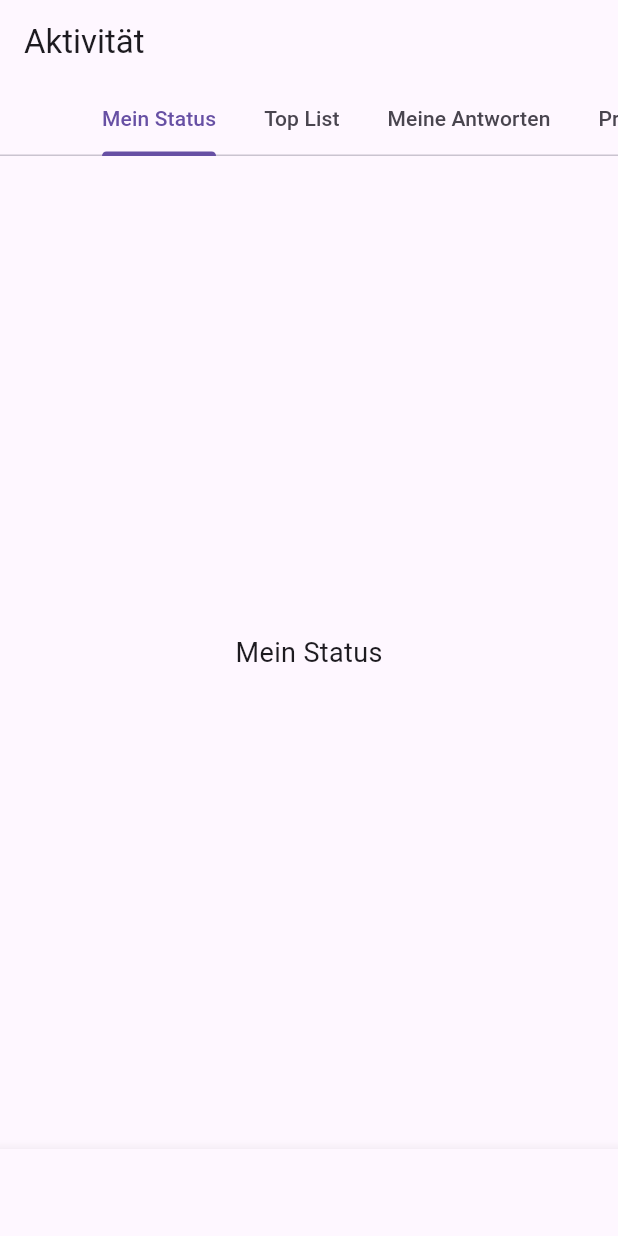
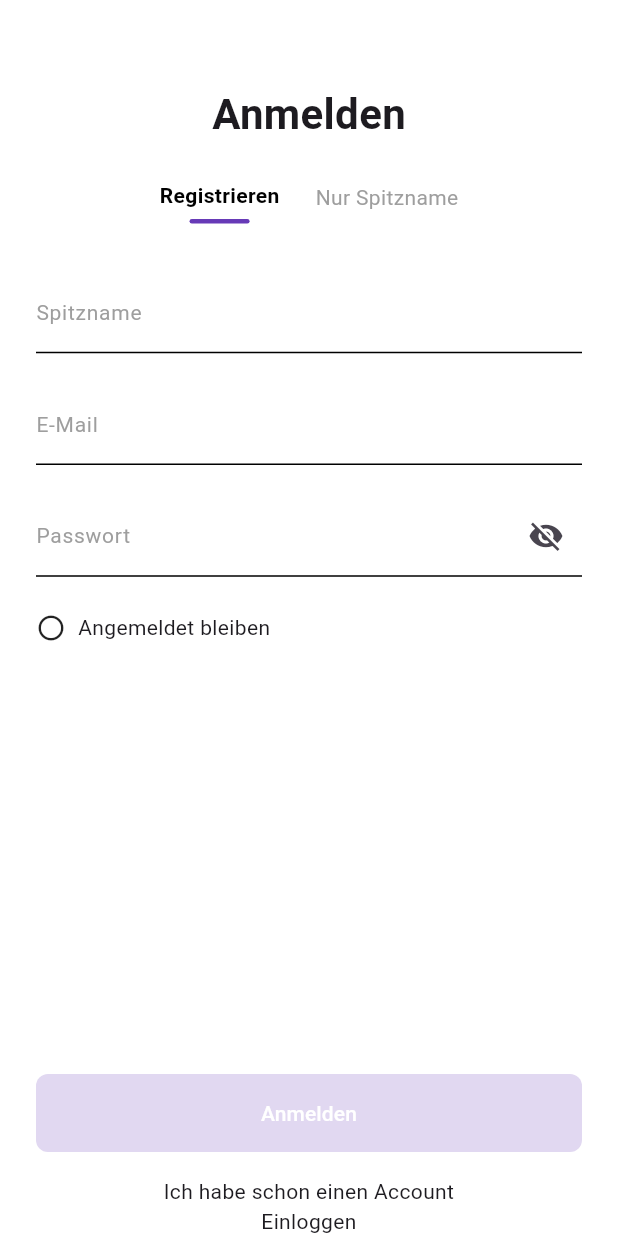
Before and after one commit to gvirabyan/MathFlutter, a Flutter app: the screen it shows after launch, on a phone screen of 412 x 824 dp. Run offline on Flutter 3.47's test engine with Material 3 defaults, Android fonts, the phone set to English and light mode, and no system bars.

Commit message:
completed UI of auth screens

```diff
--- a/lib/main.dart
+++ b/lib/main.dart
@@ -3,6 +3,7 @@ import 'package:untitled2/screens/activity_screen/answers_tab.dart';
 import 'package:untitled2/screens/activity_screen/progress_tab.dart';
 import 'package:untitled2/screens/activity_screen/status_tab.dart';
 import 'package:untitled2/screens/activity_screen/top_list_tab.dart';
+import 'package:untitled2/screens/auth/auth_screen.dart';
 import 'package:untitled2/screens/practice_screen/practice_screen.dart';
 import 'package:untitled2/screens/practice_screen/practice_vs_machine_tab.dart';
 import 'package:untitled2/screens/practice_screen/practice_vs_player_tab.dart';
@@ -17,6 +18,8 @@ import 'package:untitled2/screens/topics_screen/topics_2_3_tab.dart';
 import 'package:untitled2/screens/topics_screen/topics_3_4_tab.dart';
 import 'package:untitled2/screens/topics_screen/topics_4_5tab.dart';
 import 'package:untitled2/screens/topics_screen/topics_screen.dart';
+import 'package:untitled2/ui_elements/main_app_bar.dart';
+import 'package:untitled2/ui_elements/main_bottom_nav.dart';
 
 void main() {
   runApp(const MyApp());
@@ -29,7 +32,7 @@ class MyApp extends StatelessWidget {
   Widget build(BuildContext context) {
     return const MaterialApp(
       debugShowCheckedModeBanner: false,
-      home: MainScreen(),
+      home: AuthScreen(),
     );
   }
 }
@@ -94,37 +97,22 @@ class _MainScreenState extends State<MainScreen> {
     final current = _tabs[_currentIndex];
 
     Widget page = Scaffold(
-      appBar: AppBar(
-        title: Text(current.title),
-        bottom:
-            current.subTabs == null
-                ? null
-                : TabBar(
-                  isScrollable: true,
-                  tabs:
-                      current.subTabs!.map((e) => Tab(text: e.label)).toList(),
-                ),
+      backgroundColor: Colors.white,
+      appBar: MainAppBar(
+        title: current.title,
+        tabs: current.subTabs?.map((e) => Tab(text: e.label)).toList(),
       ),
-      body:
-          current.subTabs == null
-              ? current.view!
-              : TabBarView(
-                children: current.subTabs!.map((e) => e.view).toList(),
-              ),
-      bottomNavigationBar: BottomNavigationBar(
+      body: current.subTabs == null
+          ? current.view!
+          : TabBarView(
+        children: current.subTabs!.map((e) => e.view).toList(),
+      ),
+      bottomNavigationBar: MainBottomNav(
         currentIndex: _currentIndex,
         onTap: (index) => setState(() => _currentIndex = index),
-        items: const [
-          BottomNavigationBarItem(
-            icon: Icon(Icons.show_chart),
-            label: 'Aktivität',
-          ),
-          BottomNavigationBarItem(icon: Icon(Icons.category), label: 'Themen'),
-          BottomNavigationBarItem(icon: Icon(Icons.edit), label: 'Üben'),
-          BottomNavigationBarItem(icon: Icon(Icons.person), label: 'Profil'),
-        ],
       ),
     );
+
 
     // DefaultTabController должен быть ТОЛЬКО когда есть subTabs
     if (current.subTabs != null) {
--- /dev/null
+++ b/lib/screens/auth/auth_screen.dart
@@ -0,0 +1,70 @@
+import 'package:flutter/material.dart';
+import 'login_form.dart';
+import 'register_form.dart';
+import 'nickname_form.dart';
+import '../../ui_elements/auth_tab_switcher.dart';
+
+enum AuthMode { register, login, nickname }
+
+class AuthScreen extends StatefulWidget {
+  const AuthScreen({super.key});
+
+  @override
+  State<AuthScreen> createState() => _AuthScreenState();
+}
+
+class _AuthScreenState extends State<AuthScreen> {
+  AuthMode _mode = AuthMode.register;
+
+  void _setMode(AuthMode mode) {
+    setState(() => _mode = mode);
+  }
+
+  @override
+  Widget build(BuildContext context) {
+    return Scaffold(
+      backgroundColor: Colors.white,
+      body: SafeArea(
+        child: Padding(
+          padding: const EdgeInsets.symmetric(horizontal: 24),
+          child: Column(
+            children: [
+              const SizedBox(height: 56),
+
+              Text(
+                _mode == AuthMode.login ? 'Einloggen' : 'Anmelden',
+                style: const TextStyle(
+                  fontSize: 28,
+                  fontWeight: FontWeight.w600,
+                ),
+              ),
+
+              const SizedBox(height: 24),
+
+              AuthTabSwitcher(
+                current: _mode,
+                onChanged: _setMode,
+              ),
+
+              const SizedBox(height: 32),
+
+              Expanded(child: _buildForm()),
+            ],
+          ),
+        ),
+      ),
+    );
+  }
+
+  Widget _buildForm() {
+    switch (_mode) {
+      case AuthMode.login:
+        return LoginForm(onSwitch: _setMode);
+      case AuthMode.nickname:
+        return NicknameForm(onSwitch: _setMode);
+      case AuthMode.register:
+      default:
+        return RegisterForm(onSwitch: _setMode);
+    }
+  }
+}
--- /dev/null
+++ b/lib/screens/auth/register_form.dart
@@ -0,0 +1,54 @@
+import 'package:flutter/material.dart';
+import '../../ui_elements/auth_input_decoration.dart';
+import '../../ui_elements/primary_button.dart';
+import 'auth_screen.dart';
+
+class RegisterForm extends StatelessWidget {
+  final void Function(AuthMode) onSwitch;
+
+  const RegisterForm({
+    super.key,
+    required this.onSwitch,
+  });
+
+  @override
+  Widget build(BuildContext context) {
+    return Column(
+      children: [
+        TextField(decoration: authInput('Spitzname')),
+        const SizedBox(height: 20),
+        TextField(decoration: authInput('E-Mail')),
+        const SizedBox(height: 20),
+        TextField(
+          decoration: authInput('Passwort').copyWith(
+            suffixIcon: const Icon(Icons.visibility_off),
+          ),
+          obscureText: true,
+        ),
+
+        const SizedBox(height: 24),
+
+        Row(
+          children: const [
+            Icon(Icons.radio_button_unchecked, size: 20),
+            SizedBox(width: 8),
+            Text('Angemeldet bleiben'),
+          ],
+        ),
+
+        const Spacer(),
+
+        const PrimaryButton(text: 'Anmelden'),
+        const SizedBox(height: 16),
+
+        GestureDetector(
+          onTap: () => onSwitch(AuthMode.login),
+          child: const Text(
+            'Ich habe schon einen Account\nEinloggen',
+            textAlign: TextAlign.center,
+          ),
+        ),
+      ],
+    );
+  }
+}
--- /dev/null
+++ b/lib/ui_elements/auth_input_decoration.dart
@@ -0,0 +1,17 @@
+import 'package:flutter/material.dart';
+
+InputDecoration authInput(String label) {
+  return InputDecoration(
+    labelText: label,
+    labelStyle: const TextStyle(
+      color: Colors.grey,
+      fontSize: 14,
+    ),
+    enabledBorder: const UnderlineInputBorder(
+      borderSide: BorderSide(color: Colors.black),
+    ),
+    focusedBorder: const UnderlineInputBorder(
+      borderSide: BorderSide(color: Colors.black),
+    ),
+  );
+}
--- /dev/null
+++ b/lib/ui_elements/auth_tab_switcher.dart
@@ -0,0 +1,55 @@
+import 'package:flutter/material.dart';
+import '../screens/auth/auth_screen.dart';
+
+class AuthTabSwitcher extends StatelessWidget {
+  final AuthMode current;
+  final ValueChanged<AuthMode> onChanged;
+
+  const AuthTabSwitcher({
+    super.key,
+    required this.current,
+    required this.onChanged,
+  });
+
+  @override
+  Widget build(BuildContext context) {
+    Widget tab(String text, AuthMode mode) {
+      final selected = current == mode;
+
+      return GestureDetector(
+        onTap: () => onChanged(mode),
+        child: Column(
+          children: [
+            Text(
+              text,
+              style: TextStyle(
+                fontSize: 14,
+                fontWeight: selected ? FontWeight.w600 : FontWeight.w400,
+                color: selected ? Colors.black : Colors.grey,
+              ),
+            ),
+            const SizedBox(height: 6),
+            if (selected)
+              Container(
+                width: 40,
+                height: 3,
+                decoration: BoxDecoration(
+                  color: Colors.deepPurple,
+                  borderRadius: BorderRadius.circular(2),
+                ),
+              ),
+          ],
+        ),
+      );
+    }
+
+    return Row(
+      mainAxisAlignment: MainAxisAlignment.center,
+      children: [
+        tab('Registrieren', AuthMode.register),
+        const SizedBox(width: 24),
+        tab('Nur Spitzname', AuthMode.nickname),
+      ],
+    );
+  }
+}
--- /dev/null
+++ b/lib/ui_elements/primary_button.dart
@@ -0,0 +1,27 @@
+import 'package:flutter/material.dart';
+
+class PrimaryButton extends StatelessWidget {
+  final String text;
+
+  const PrimaryButton({super.key, required this.text});
+
+  @override
+  Widget build(BuildContext context) {
+    return SizedBox(
+      width: double.infinity,
+      height: 52,
+      child: ElevatedButton(
+        style: ElevatedButton.styleFrom(
+          backgroundColor: Colors.deepPurple.withOpacity(0.2),
+          foregroundColor: Colors.white,
+          elevation: 0,
+          shape: RoundedRectangleBorder(
+            borderRadius: BorderRadius.circular(8),
+          ),
+        ),
+        onPressed: () {},
+        child: Text(text),
+      ),
+    );
+  }
+}
```
Also changed, not shown: lib/screens/auth/login_form.dart (added, +59 -0 lines), lib/screens/auth/nickname_form.dart (added, +24 -0 lines), lib/ui_elements/main_app_bar.dart (added, +32 -0 lines), lib/ui_elements/main_bottom_nav.dart (added, +43 -0 lines).
